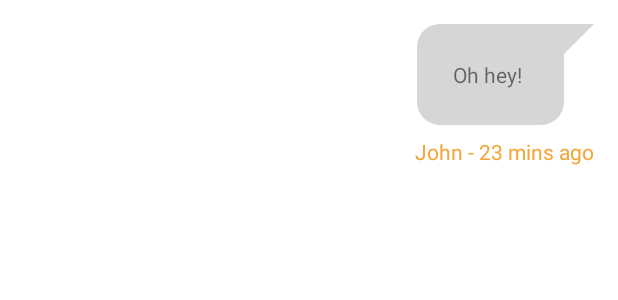
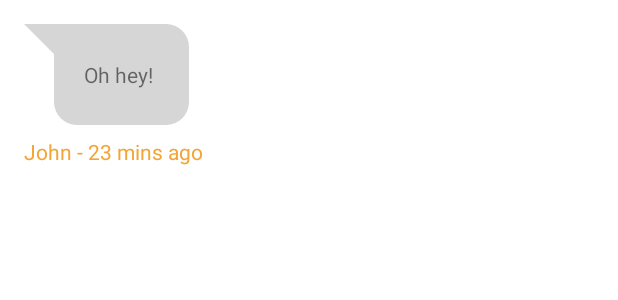
Before and after one commit to jpetitto/ora-chat, an Android app: the layout list_item_chat_message.xml on its own in the app's theme, with its tools: preview values and no code run, on a phone screen of 412 x 824 dp. Shown: the top 300 px of the screen. Run offline under Robolectric (Android 15) with nearby library versions, the phone set to English and light mode, and no system bars.

Commit message:
Add user generated chat messages for demo purposes

```diff
--- a/app/src/main/java/com/johnpetitto/orachat/data/chat/ChatMessage.java
+++ b/app/src/main/java/com/johnpetitto/orachat/data/chat/ChatMessage.java
@@ -11,9 +11,8 @@ public class ChatMessage {
     private @SerializedName("created_at") String createdAt;
     private User user;
 
-    public ChatMessage(long id, long chatId, long userId, String message, String createdAt, User user) {
-        this.id = id;
-        this.chatId = chatId;
+    // allows message to be created for demo purposes
+    public ChatMessage(long userId, String message, String createdAt, User user) {
         this.userId = userId;
         this.message = message;
         this.createdAt = createdAt;
--- a/app/src/main/java/com/johnpetitto/orachat/data/user/User.java
+++ b/app/src/main/java/com/johnpetitto/orachat/data/user/User.java
@@ -5,10 +5,9 @@ public class User {
     private String name;
     private String email;
 
-    public User(long id, String name, String email) {
-        this.id = id;
+    // allows user to be created to demo chat messages
+    public User(String name) {
         this.name = name;
-        this.email = email;
     }
 
     public long getId() {
--- a/app/src/main/res/layout/list_item_chat_message.xml
+++ b/app/src/main/res/layout/list_item_chat_message.xml
@@ -3,7 +3,6 @@
               xmlns:tools="http://schemas.android.com/tools"
               android:layout_width="match_parent"
               android:layout_height="wrap_content"
-              android:gravity="end"
               android:padding="16dp"
               android:orientation="vertical">
 
@@ -12,11 +11,11 @@
         android:layout_width="wrap_content"
         android:layout_height="wrap_content"
         android:layout_marginBottom="8dp"
-        android:paddingStart="24dp"
-        android:paddingEnd="48dp"
-        android:paddingTop="24dp"
-        android:paddingBottom="24dp"
-        android:background="@drawable/chat_bubble_right"
+        android:paddingStart="@dimen/chat_bubble_start_padding"
+        android:paddingEnd="@dimen/chat_bubble_normal_padding"
+        android:paddingTop="@dimen/chat_bubble_normal_padding"
+        android:paddingBottom="@dimen/chat_bubble_normal_padding"
+        android:background="@drawable/chat_bubble_left"
         tools:text="Oh hey!" />
 
     <TextView
--- a/app/src/main/res/values/dimens.xml
+++ b/app/src/main/res/values/dimens.xml
@@ -2,4 +2,7 @@
 <resources>
     <dimen name="content_padding">8dp</dimen>
     <dimen name="dialog_margin">20dp</dimen>
+    <dimen name="chat_bubble_normal_padding">24dp</dimen>
+    <dimen name="chat_bubble_start_padding">40dp</dimen>
+    <dimen name="chat_bubble_end_padding">48dp</dimen>
 </resources>
```
Also changed, not shown: app/src/main/java/com/johnpetitto/orachat/ui/chatroom/ChatroomActivity.java (+6 -1 lines), app/src/main/java/com/johnpetitto/orachat/ui/chatroom/ChatroomAdapter.java (+34 -0 lines).
